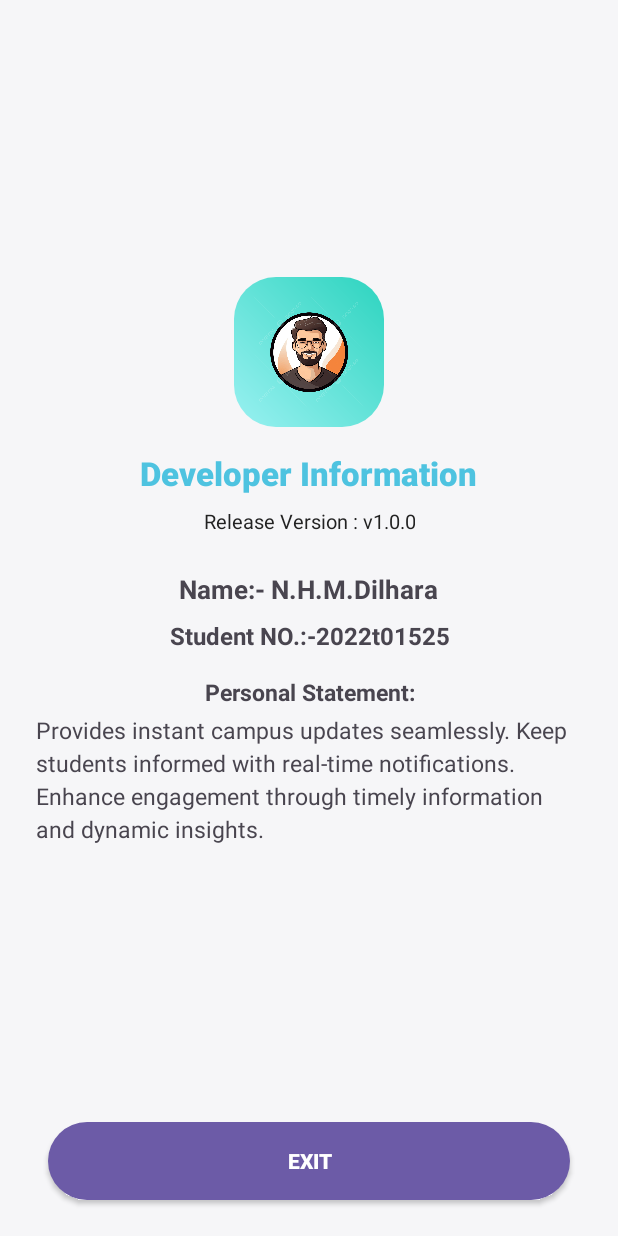
After one commit to MalithDN/campus-android-app, an Android app: the CreatorActivity screen opened directly, with no data from a screen before it, on a phone screen of 412 x 824 dp. The commit adds this screen. Run offline under Robolectric (Android 15) with nearby library versions, the phone set to English and light mode, and no system bars.

Commit message:
Add creator interface and navigation

```diff
--- a/app/src/main/AndroidManifest.xml
+++ b/app/src/main/AndroidManifest.xml
@@ -33,6 +33,10 @@
         <activity
             android:name=".DashboardActivity"
             android:exported="false" />
+
+        <activity
+            android:name=".CreatorActivity"
+            android:exported="false" />
     </application>
 
 </manifest>
--- /dev/null
+++ b/app/src/main/java/com/example/myapplication/CreatorActivity.java
@@ -0,0 +1,22 @@
+package com.example.myapplication;
+
+import android.app.Activity;
+import android.os.Bundle;
+import android.view.View;
+import android.widget.Button;
+
+public class CreatorActivity extends Activity {
+    @Override
+    protected void onCreate(Bundle savedInstanceState) {
+        super.onCreate(savedInstanceState);
+        setContentView(R.layout.activity_creator);
+
+        Button exitButton = findViewById(R.id.exitButton);
+        exitButton.setOnClickListener(new View.OnClickListener() {
+            @Override
+            public void onClick(View v) {
+                finish();
+            }
+        });
+    }
+}
--- a/app/src/main/java/com/example/myapplication/DashboardActivity.java
+++ b/app/src/main/java/com/example/myapplication/DashboardActivity.java
@@ -1,6 +1,9 @@
 package com.example.myapplication;
 
+import android.content.Intent;
 import android.os.Bundle;
+import android.view.View;
+import android.widget.ImageView;
 import androidx.appcompat.app.AppCompatActivity;
 
 public class DashboardActivity extends AppCompatActivity {
@@ -8,5 +11,14 @@ public class DashboardActivity extends AppCompatActivity {
     protected void onCreate(Bundle savedInstanceState) {
         super.onCreate(savedInstanceState);
         setContentView(R.layout.activity_dashboard);
+
+        ImageView infoIcon = findViewById(R.id.infoIcon);
+        infoIcon.setOnClickListener(new View.OnClickListener() {
+            @Override
+            public void onClick(View v) {
+                Intent intent = new Intent(DashboardActivity.this, CreatorActivity.class);
+                startActivity(intent);
+            }
+        });
     }
 }
--- /dev/null
+++ b/app/src/main/res/layout/activity_creator.xml
@@ -0,0 +1,107 @@
+<?xml version="1.0" encoding="utf-8"?>
+<LinearLayout xmlns:android="http://schemas.android.com/apk/res/android"
+    android:layout_width="match_parent"
+    android:layout_height="match_parent"
+    android:orientation="vertical"
+    android:background="#F6F6F8">
+
+    <LinearLayout
+        android:layout_width="match_parent"
+        android:layout_height="0dp"
+        android:layout_weight="1"
+        android:orientation="vertical"
+        android:gravity="center"
+        android:paddingLeft="24dp"
+        android:paddingRight="24dp">
+
+        <!-- Top Section: Avatar and Title -->
+        <RelativeLayout
+            android:layout_width="wrap_content"
+            android:layout_height="wrap_content"
+            android:layout_gravity="center_horizontal">
+
+            <ImageView
+                android:id="@+id/avatarImage"
+                android:layout_width="100dp"
+                android:layout_height="100dp"
+                android:src="@drawable/avatar_placeholder"
+                android:background="@drawable/rounded_button"
+                android:scaleType="centerCrop"
+                android:layout_centerHorizontal="true" />
+        </RelativeLayout>
+
+        <TextView
+            android:layout_width="wrap_content"
+            android:layout_height="wrap_content"
+            android:text="Developer Information"
+            android:textColor="#4EC3E0"
+            android:textStyle="bold"
+            android:textSize="22sp"
+            android:fontFamily="sans-serif-medium"
+            android:layout_marginTop="16dp"
+            android:gravity="center" />
+
+        <TextView
+            android:id="@+id/releaseVersion"
+            android:layout_width="wrap_content"
+            android:layout_height="wrap_content"
+            android:text="Release Version : v1.0.0"
+            android:textColor="#222"
+            android:textSize="13sp"
+            android:layout_marginTop="8dp"
+            android:gravity="center" />
+
+        <!-- Info Section -->
+        <TextView
+            android:layout_width="wrap_content"
+            android:layout_height="wrap_content"
+            android:text="Name:- N.H.M.Dilhara"
+            android:textStyle="bold"
+            android:textSize="17sp"
+            android:layout_marginTop="24dp"
+            android:gravity="center" />
+
+        <TextView
+            android:layout_width="wrap_content"
+            android:layout_height="wrap_content"
+            android:text="Student NO.:-2022t01525"
+            android:textStyle="bold"
+            android:textSize="16sp"
+            android:layout_marginTop="8dp"
+            android:gravity="center" />
+
+        <TextView
+            android:layout_width="wrap_content"
+            android:layout_height="wrap_content"
+            android:text="Personal Statement:"
+            android:textStyle="bold"
+            android:textSize="15sp"
+            android:layout_marginTop="16dp"
+            android:gravity="center" />
+
+        <TextView
+            android:layout_width="match_parent"
+            android:layout_height="wrap_content"
+            android:text="Provides instant campus updates seamlessly. Keep students informed with real-time notifications. Enhance engagement through timely information and dynamic insights."
+            android:textSize="15sp"
+            android:layout_marginTop="4dp"
+            android:gravity="start"
+            android:lineSpacingExtra="4dp" />
+    </LinearLayout>
+
+    <!-- Exit Button -->
+    <Button
+        android:id="@+id/exitButton"
+        android:layout_width="match_parent"
+        android:layout_height="52dp"
+        android:layout_marginLeft="32dp"
+        android:layout_marginRight="32dp"
+        android:layout_marginBottom="24dp"
+        android:layout_gravity="center_horizontal|bottom"
+        android:backgroundTint="#6C5BA7"
+        android:text="Exit"
+        android:textColor="#fff"
+        android:textStyle="bold"
+        android:fontFamily="sans-serif-medium"
+        android:background="@drawable/rounded_button" />
+</LinearLayout>
--- a/app/src/main/res/layout/activity_dashboard.xml
+++ b/app/src/main/res/layout/activity_dashboard.xml
@@ -20,6 +20,7 @@
         app:layout_constraintEnd_toEndOf="parent">
 
         <ImageView
+            android:id="@+id/infoIcon"
             android:layout_width="32dp"
             android:layout_height="32dp"
             android:src="@android:drawable/ic_dialog_info"
@@ -46,7 +47,7 @@
                 android:layout_width="24dp"
                 android:layout_height="24dp"
                 android:layout_gravity="center"
-                android:src="@android:drawable/ic_menu_search"
+                android:src="@android:drawable/ic_menu_myplaces"
                 android:tint="@color/text_secondary" />
         </FrameLayout>
     </LinearLayout>
```
Also changed, not shown: app/src/main/res/drawable/avatar_placeholder.png (added).
